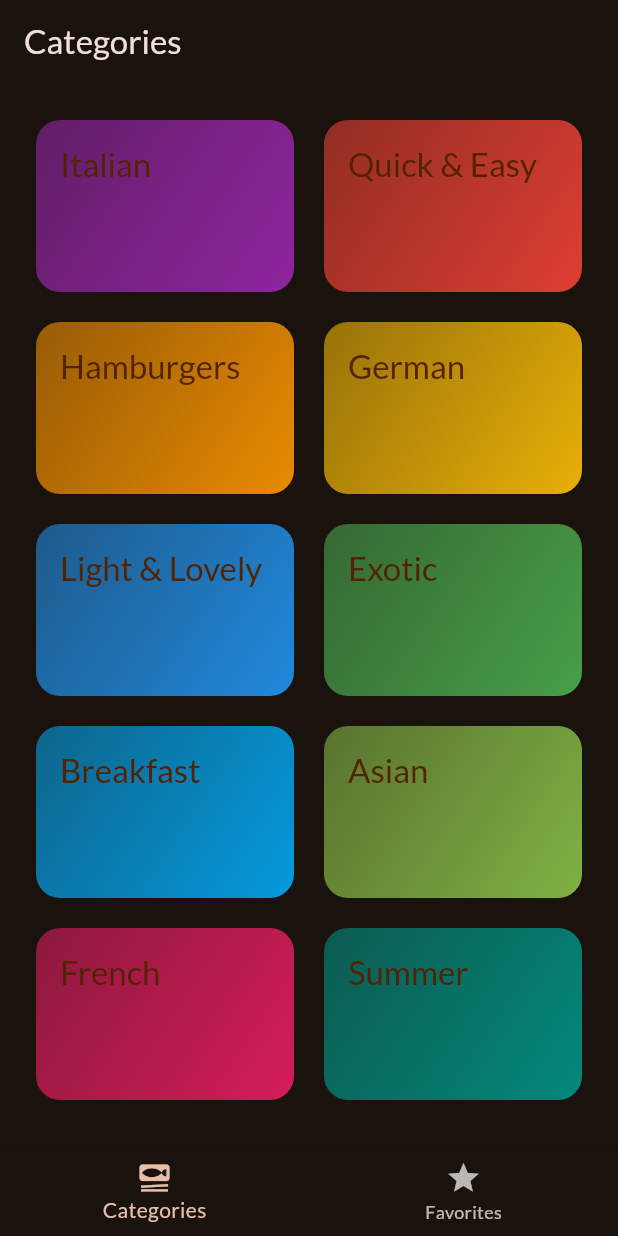
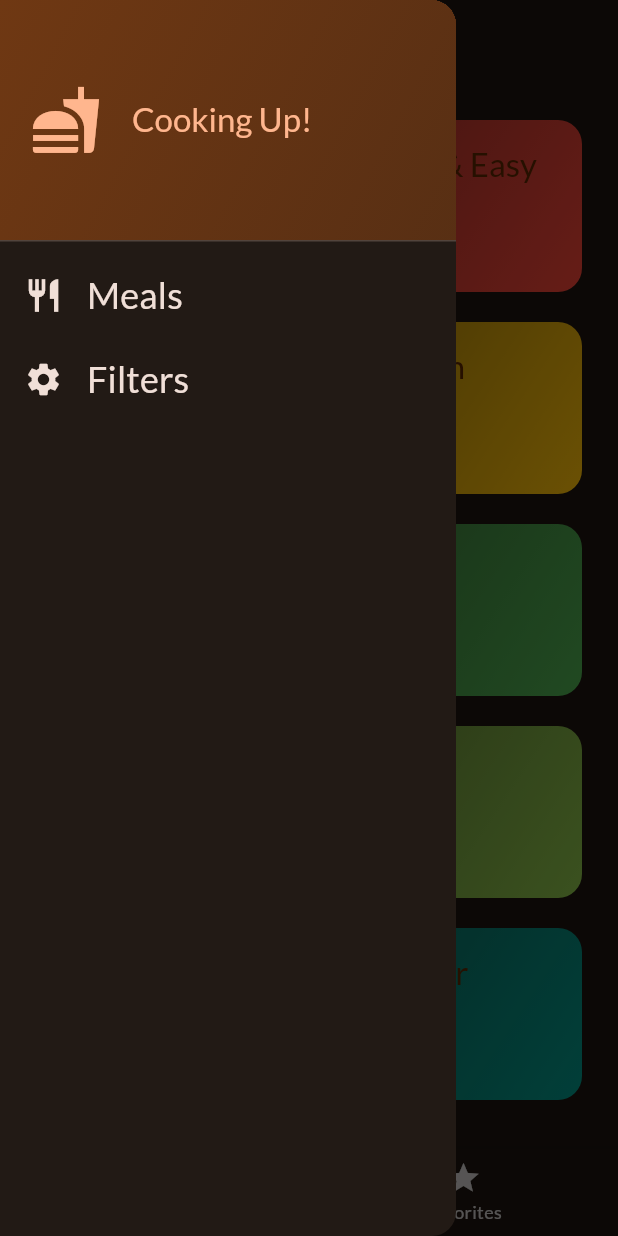
Before and after one commit to vohoangloc123/Meals_App, a Flutter app: the screen it shows after launch, with the side drawer open (before the commit the screen has no drawer), on a phone screen of 412 x 824 dp. Run offline on Flutter 3.47's test engine with Material 3 defaults, Android fonts, the phone set to English and light mode, and no system bars; our stand-ins replace google_fonts, transparent_image.

Commit message:
Added a Side Drawer

```diff
--- a/lib/screens/tabs.dart
+++ b/lib/screens/tabs.dart
@@ -2,6 +2,7 @@ import 'package:flutter/material.dart';
 import 'package:meals_app/models/meals.dart';
 import 'package:meals_app/screens/categories.dart';
 import 'package:meals_app/screens/meals.dart';
+import 'package:meals_app/widgets/main_drawer.dart';
 
 class TabsScreen extends StatefulWidget {
   const TabsScreen({super.key});
@@ -56,6 +57,7 @@ class _TabsScreenState extends State<TabsScreen> {
       appBar: AppBar(
         title: Text(activePageTitle),
       ),
+      drawer: const MainDrawer(),
       body: activePage,
       bottomNavigationBar: BottomNavigationBar(
         onTap: _selectPage,
--- /dev/null
+++ b/lib/widgets/main_drawer.dart
@@ -0,0 +1,81 @@
+import 'package:flutter/material.dart';
+
+class MainDrawer extends StatelessWidget {
+  const MainDrawer({super.key});
+
+  @override
+  Widget build(BuildContext context) {
+    return Drawer(
+      child: Column(
+        children: [
+          DrawerHeader(
+            padding: EdgeInsets.all(20),
+            decoration: BoxDecoration(
+              gradient: LinearGradient(
+                colors: [
+                  Theme.of(context).colorScheme.primaryContainer,
+                  Theme.of(context)
+                      .colorScheme
+                      .primaryContainer
+                      .withOpacity(0.7),
+                ],
+                begin: Alignment.topLeft,
+                end: Alignment.bottomRight,
+              ),
+            ),
+            child: Row(
+              children: [
+                Icon(
+                  Icons.fastfood,
+                  size: 48,
+                  color: Theme.of(context).colorScheme.primary,
+                ),
+                SizedBox(width: 20),
+                Text(
+                  'Cooking Up!',
+                  style: Theme.of(context).textTheme.titleLarge!.copyWith(
+                        color: Theme.of(context).colorScheme.primary,
+                      ),
+                ),
+              ],
+            ),
+          ),
+          ListTile(
+            leading: Icon(
+              Icons.restaurant,
+              size: 26,
+              color: Theme.of(context).colorScheme.onBackground,
+            ),
+            title: Text(
+              'Meals',
+              style: Theme.of(context).textTheme.titleSmall!.copyWith(
+                    color: Theme.of(context).colorScheme.onBackground,
+                    fontSize: 24,
+                  ),
+            ),
+            onTap: () {
+              Navigator.of(context).pushReplacementNamed('/');
+            },
+          ),
+          ListTile(
+            leading: Icon(
+              Icons.settings,
+              size: 26,
+              color: Theme.of(context).colorScheme.onBackground,
+            ),
+            title: Text(
+              'Filters',
+              style: Theme.of(context).textTheme.titleSmall!.copyWith(
+                    color: Theme.of(context).colorScheme.onBackground,
+                    fontSize: 24,
+                  ),
+            ),
+            onTap: () {
+              Navigator.of(context).pushReplacementNamed('/');
+            },
+          ),
+        ],
+      ),
+    );
+  }
+}
```
